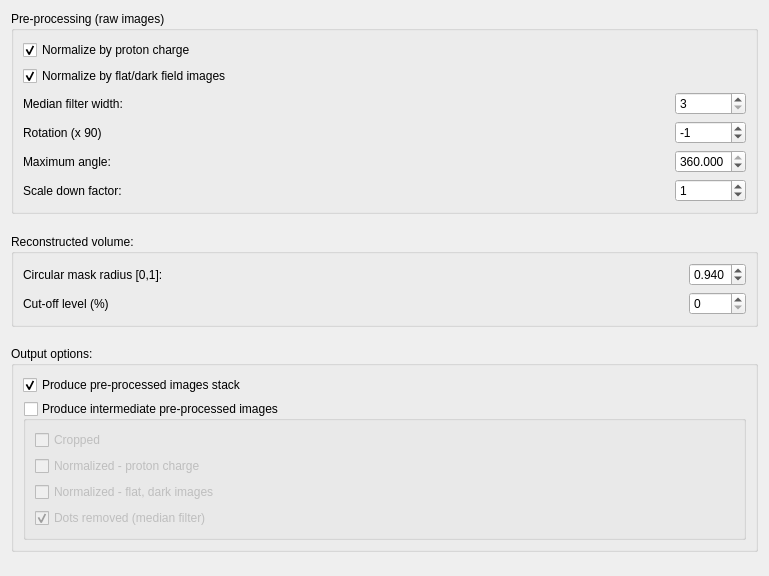
Before: the Qt Designer form MantidQt/CustomInterfaces/inc/MantidQtCustomInterfaces/Tomography/TomographyIfaceQtTabFiltersOptions.ui in mantidproject/mantid, drawn with Qt 5.
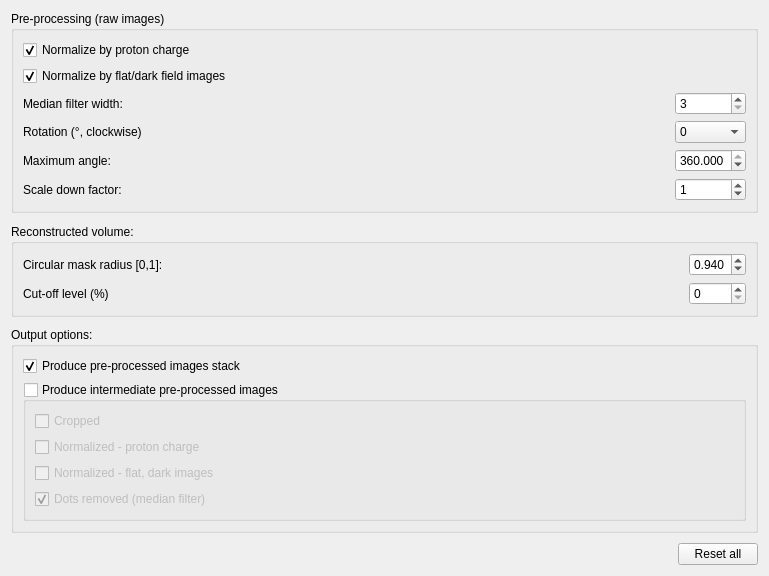
After: the same form once the commit is applied.

The edit to the form file:
```diff
--- a/MantidQt/CustomInterfaces/inc/MantidQtCustomInterfaces/Tomography/TomographyIfaceQtTabFiltersOptions.ui
+++ b/MantidQt/CustomInterfaces/inc/MantidQtCustomInterfaces/Tomography/TomographyIfaceQtTabFiltersOptions.ui
@@ -13,72 +13,15 @@
   <property name="windowTitle">
    <string>Form</string>
   </property>
-  <layout class="QGridLayout" name="gridLayout_5">
-   <item row="0" column="0">
+  <layout class="QVBoxLayout" name="verticalLayout">
+   <item>
     <widget class="QGroupBox" name="groupBox">
      <property name="title">
       <string>Pre-processing (raw images)</string>
      </property>
      <layout class="QGridLayout" name="gridLayout">
-      <item row="4" column="0">
-       <widget class="QLabel" name="label_2">
-        <property name="text">
-         <string>Rotation (x 90)</string>
-        </property>
-       </widget>
-      </item>
-      <item row="3" column="0">
-       <widget class="QLabel" name="label">
-        <property name="text">
-         <string>Median filter width:</string>
-        </property>
-       </widget>
-      </item>
-      <item row="5" column="1">
-       <spacer name="horizontalSpacer_3">
-        <property name="orientation">
-         <enum>Qt::Horizontal</enum>
-        </property>
-        <property name="sizeHint" stdset="0">
-         <size>
-          <width>399</width>
-          <height>20</height>
-         </size>
-        </property>
-       </spacer>
-      </item>
-      <item row="5" column="0">
-       <widget class="QLabel" name="label_3">
-        <property name="text">
-         <string>Maximum angle:</string>
-        </property>
-       </widget>
-      </item>
-      <item row="4" column="2">
-       <widget class="QSpinBox" name="spinBox_rotation">
-        <property name="minimum">
-         <number>-3</number>
-        </property>
-        <property name="maximum">
-         <number>3</number>
-        </property>
-        <property name="value">
-         <number>-1</number>
-        </property>
-       </widget>
-      </item>
-      <item row="3" column="2">
-       <widget class="QSpinBox" name="spinBox_median_filter_width">
-        <property name="minimum">
-         <number>3</number>
-        </property>
-        <property name="maximum">
-         <number>1000</number>
-        </property>
-       </widget>
-      </item>
       <item row="6" column="1">
-       <spacer name="horizontalSpacer_4">
+       <spacer name="horizontalSpacer_3">
         <property name="orientation">
          <enum>Qt::Horizontal</enum>
         </property>
@@ -90,18 +33,18 @@
         </property>
        </spacer>
       </item>
-      <item row="6" column="2">
-       <widget class="QSpinBox" name="spinBox_rotation_3">
-        <property name="minimum">
-         <number>0</number>
+      <item row="4" column="1">
+       <spacer name="horizontalSpacer_2">
+        <property name="orientation">
+         <enum>Qt::Horizontal</enum>
         </property>
-        <property name="maximum">
-         <number>100</number>
+        <property name="sizeHint" stdset="0">
+         <size>
+          <width>399</width>
+          <height>20</height>
+         </size>
         </property>
-        <property name="value">
-         <number>1</number>
-        </property>
-       </widget>
+       </spacer>
       </item>
       <item row="1" column="0" colspan="2">
        <widget class="QCheckBox" name="checkBox">
@@ -113,6 +56,29 @@
         </property>
        </widget>
       </item>
+      <item row="7" column="1">
+       <spacer name="horizontalSpacer_4">
+        <property name="orientation">
+         <enum>Qt::Horizontal</enum>
+        </property>
+        <property name="sizeHint" stdset="0">
+         <size>
+          <width>399</width>
+          <height>20</height>
+         </size>
+        </property>
+       </spacer>
+      </item>
+      <item row="2" column="0">
+       <widget class="QCheckBox" name="checkBox_normalize_flat_dark">
+        <property name="text">
+         <string>Normalize by flat/dark field images</string>
+        </property>
+        <property name="checked">
+         <bool>true</bool>
+        </property>
+       </widget>
+      </item>
       <item row="3" column="1">
        <spacer name="horizontalSpacer">
         <property name="orientation">
@@ -126,14 +92,14 @@
         </property>
        </spacer>
       </item>
-      <item row="6" column="0">
+      <item row="7" column="0">
        <widget class="QLabel" name="label_4">
         <property name="text">
          <string>Scale down factor:</string>
         </property>
        </widget>
       </item>
-      <item row="5" column="2">
+      <item row="6" column="2">
        <widget class="QDoubleSpinBox" name="doubleSpinBox_rotation_2">
         <property name="decimals">
          <number>3</number>
@@ -149,33 +115,78 @@
         </property>
        </widget>
       </item>
-      <item row="4" column="1">
-       <spacer name="horizontalSpacer_2">
-        <property name="orientation">
-         <enum>Qt::Horizontal</enum>
+      <item row="4" column="0">
+       <widget class="QLabel" name="label_2">
+        <property name="text">
+         <string>Rotation (°, clockwise)</string>
         </property>
-        <property name="sizeHint" stdset="0">
-         <size>
-          <width>399</width>
-          <height>20</height>
-         </size>
+       </widget>
+      </item>
+      <item row="3" column="2">
+       <widget class="QSpinBox" name="spinBox_median_filter_width">
+        <property name="minimum">
+         <number>3</number>
         </property>
-       </spacer>
+        <property name="maximum">
+         <number>1000</number>
+        </property>
+       </widget>
       </item>
-      <item row="2" column="0">
-       <widget class="QCheckBox" name="checkBox_normalize_flat_dark">
+      <item row="6" column="0">
+       <widget class="QLabel" name="label_3">
         <property name="text">
-         <string>Normalize by flat/dark field images</string>
+         <string>Maximum angle:</string>
         </property>
-        <property name="checked">
-         <bool>true</bool>
+       </widget>
+      </item>
+      <item row="3" column="0">
+       <widget class="QLabel" name="label">
+        <property name="text">
+         <string>Median filter width:</string>
         </property>
        </widget>
       </item>
+      <item row="7" column="2">
+       <widget class="QSpinBox" name="spinBox_rotation_3">
+        <property name="minimum">
+         <number>0</number>
+        </property>
+        <property name="maximum">
+         <number>100</number>
+        </property>
+        <property name="value">
+         <number>1</number>
+        </property>
+       </widget>
+      </item>
+      <item row="4" column="2">
+       <widget class="QComboBox" name="comboBox">
+        <item>
+         <property name="text">
+          <string>0</string>
+         </property>
+        </item>
+        <item>
+         <property name="text">
+          <string>90</string>
+         </property>
+        </item>
+        <item>
+         <property name="text">
+          <string>180</string>
+         </property>
+        </item>
+        <item>
+         <property name="text">
+          <string>270</string>
+         </property>
+        </item>
+       </widget>
+      </item>
      </layout>
     </widget>
    </item>
-   <item row="1" column="0">
+   <item>
     <spacer name="verticalSpacer">
      <property name="orientation">
       <enum>Qt::Vertical</enum>
@@ -188,7 +199,7 @@
      </property>
     </spacer>
    </item>
-   <item row="2" column="0">
+   <item>
     <widget class="QGroupBox" name="groupBox_2">
      <property name="title">
       <string>Reconstructed volume:</string>
@@ -263,7 +274,7 @@
      </layout>
     </widget>
    </item>
-   <item row="3" column="0">
+   <item>
     <spacer name="verticalSpacer_3">
      <property name="orientation">
       <enum>Qt::Vertical</enum>
@@ -276,7 +287,7 @@
      </property>
     </spacer>
    </item>
-   <item row="4" column="0">
+   <item>
     <widget class="QGroupBox" name="groupBox_3">
      <property name="title">
       <string>Output options:</string>
@@ -341,7 +352,7 @@
      </layout>
     </widget>
    </item>
-   <item row="5" column="0">
+   <item>
     <spacer name="verticalSpacer_2">
      <property name="orientation">
       <enum>Qt::Vertical</enum>
@@ -354,6 +365,30 @@
      </property>
     </spacer>
    </item>
+   <item>
+    <layout class="QHBoxLayout" name="horizontalLayout">
+     <item>
+      <spacer name="horizontalSpacer_7">
+       <property name="orientation">
+        <enum>Qt::Horizontal</enum>
+       </property>
+       <property name="sizeHint" stdset="0">
+        <size>
+         <width>608</width>
+         <height>20</height>
+        </size>
+       </property>
+      </spacer>
+     </item>
+     <item>
+      <widget class="QPushButton" name="pushButton_reset">
+       <property name="text">
+        <string>Reset all</string>
+       </property>
+      </widget>
+     </item>
+    </layout>
+   </item>
   </layout>
  </widget>
  <resources/>
```
